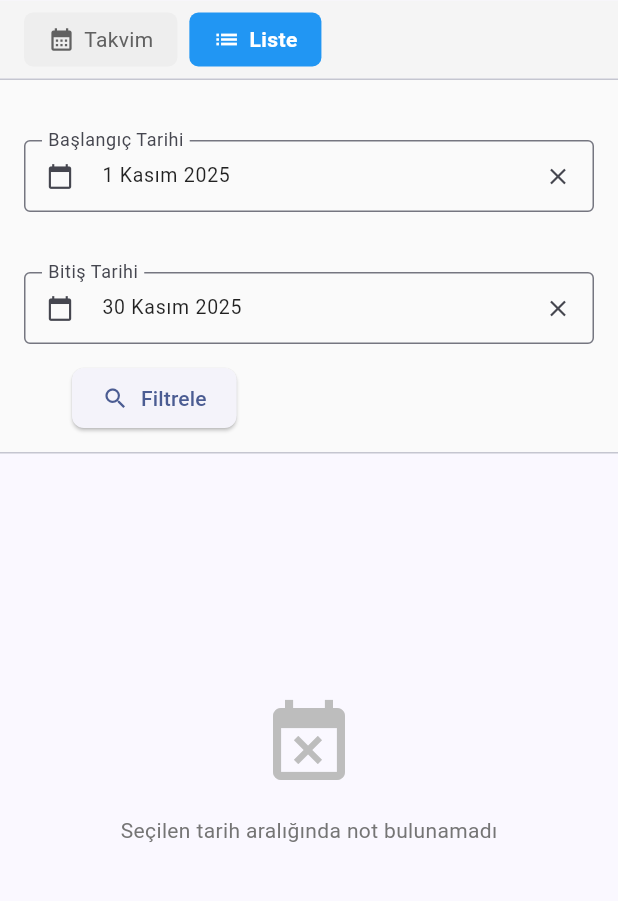
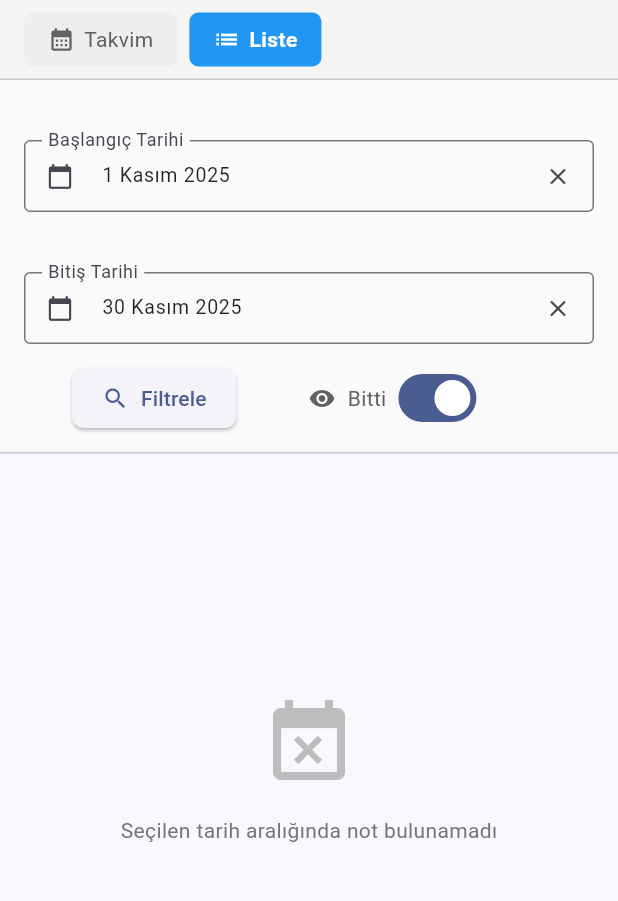
Before and after one commit to esinik/task-ho-flutter, a Flutter app: the TaskListScreen screen opened by its route, after a tap on "Calendar", after a tap on "Liste", on a phone screen of 412 x 824 dp, the part 148-1049 px from its top. Run offline on Flutter 3.47's test engine with Material 3 defaults, Android fonts, the phone set to English and light mode, and no system bars; our stand-ins replace dio, file_picker, firebase_core, firebase_remote_config, flutter_phoenix, flutter_riverpod and 5 more; missing offline and left inert: window_manager; accounts and stored records are empty; network calls fail.

Commit message:
- buid number güncelleme - yerelleştirme düzenlemeleri - takvimde tamamlanan görevlerin gizlenmesi

```diff
--- a/lib/l10n/app_localizations_tr.dart
+++ b/lib/l10n/app_localizations_tr.dart
@@ -467,7 +467,7 @@ class AppLocalizationsTr extends AppLocalizations {
   String get additionalNotes => 'Ek notlar...';
 
   @override
-  String get completed => 'Tamamlandı';
+  String get completed => 'Bitti';
 
   @override
   String get close => 'Kapat';
--- a/lib/l10n/app_tr.arb
+++ b/lib/l10n/app_tr.arb
@@ -160,7 +160,7 @@
   "selectDatePrompt": "Tarih seçin",
   "notesOptional": "Notlar (Opsiyonel)",
   "additionalNotes": "Ek notlar...",
-  "completed": "Tamamlandı",
+  "completed": "Bitti",
   "close": "Kapat",
   "startDate": "Başlangıç Tarihi",
   "endDate": "Bitiş Tarihi",
--- a/lib/src/features/calendar/calendar_screen.dart
+++ b/lib/src/features/calendar/calendar_screen.dart
@@ -11,6 +11,9 @@ import 'widgets/note_detail_dialog.dart';
 
 // Customer filter for ListView
 final calendarListCustomerFilterProvider = StateProvider<String?>((_) => null);
+
+// Show completed notes filter for ListView
+final showCompletedNotesProvider = StateProvider<bool>((_) => true);
 
 /// Main calendar screen with Takvim/Liste tabs
 class CalendarScreen extends ConsumerWidget {
@@ -767,6 +770,7 @@ class _CalendarListViewState extends ConsumerState<_CalendarListView> {
     final l10n = AppLocalizations.of(context)!;
     final startDate = ref.watch(calendarStartDateProvider);
     final endDate = ref.watch(calendarEndDateProvider);
+    final showCompleted = ref.watch(showCompletedNotesProvider);
 
     return Column(
       children: [
@@ -853,6 +857,28 @@ class _CalendarListViewState extends ConsumerState<_CalendarListView> {
                     label: Text(l10n.filter),
                   ),
                 ),
+                const SizedBox(width: 16, height: 16),
+                Flexible(
+                  flex: 1,
+                  child: Row(
+                    mainAxisSize: MainAxisSize.min,
+                    children: [
+                      Icon(Icons.visibility, size: 18, color: Colors.grey[700]),
+                      const SizedBox(width: 8),
+                      Text(
+                        l10n.completed,
+                        style: TextStyle(fontSize: 14, color: Colors.grey[700]),
+                      ),
+                      const SizedBox(width: 4),
+                      Switch(
+                        value: showCompleted,
+                        onChanged: (value) {
+                          ref.read(showCompletedNotesProvider.notifier).state = value;
+                        },
+                      ),
+                    ],
+                  ),
+                ),
               ];
               return isNarrow
                   ? Wrap(
@@ -901,11 +927,42 @@ class _CalendarListViewState extends ConsumerState<_CalendarListView> {
                             ],
                           ),
                         )
-                      : ListView.builder(
+                      : () {
+                          // Sort notes: incomplete first, then completed
+                          final sortedNotes = List<Map<String, dynamic>>.from(_notesWithMetadata!);
+                          sortedNotes.sort((a, b) {
+                            final aCompleted = a['isCompleted'] as bool? ?? false;
+                            final bCompleted = b['isCompleted'] as bool? ?? false;
+                            if (aCompleted == bCompleted) return 0;
+                            return aCompleted ? 1 : -1;
+                          });
+
+                          // Filter out completed notes if showCompleted is false
+                          final filteredNotes = showCompleted
+                              ? sortedNotes
+                              : sortedNotes.where((note) => !(note['isCompleted'] as bool? ?? false)).toList();
+
+                          if (filteredNotes.isEmpty) {
+                            return Center(
+                              child: Column(
+                                mainAxisAlignment: MainAxisAlignment.center,
+                                children: [
+                                  Icon(Icons.event_busy, size: 64, color: Colors.grey[400]),
+                                  const SizedBox(height: 16),
+                                  Text(
+                                    l10n.noNotesInRange,
+                                    style: TextStyle(color: Colors.grey[600]),
+                                  ),
+                                ],
+                              ),
+                            );
+                          }
+
+                          return ListView.builder(
                             padding: const EdgeInsets.all(16),
-                          itemCount: _notesWithMetadata!.length,
+                            itemCount: filteredNotes.length,
                             itemBuilder: (context, index) {
-                            final noteData = _notesWithMetadata![index];
+                              final noteData = filteredNotes[index];
                               final isCompleted = noteData['isCompleted'] as bool? ?? false;
                               final title = noteData['title'] as String;
                               final notes = noteData['notes'] as String? ?? '';
@@ -990,7 +1047,8 @@ class _CalendarListViewState extends ConsumerState<_CalendarListView> {
                                 ),
                               );
                             },
-                        ),
+                          );
+                        }(),
         ),
       ],
     );
--- a/pubspec.yaml
+++ b/pubspec.yaml
@@ -1,7 +1,7 @@
 name: taskho
 description: TaskHo — organize your work, own your time.
 publish_to: "none"
-version: 1.0.0+8
+version: 1.0.0+9
 
 environment:
   sdk: ">=3.4.0 <4.0.0"
```
Lines whose indentation alone changed are shown as unchanged.
